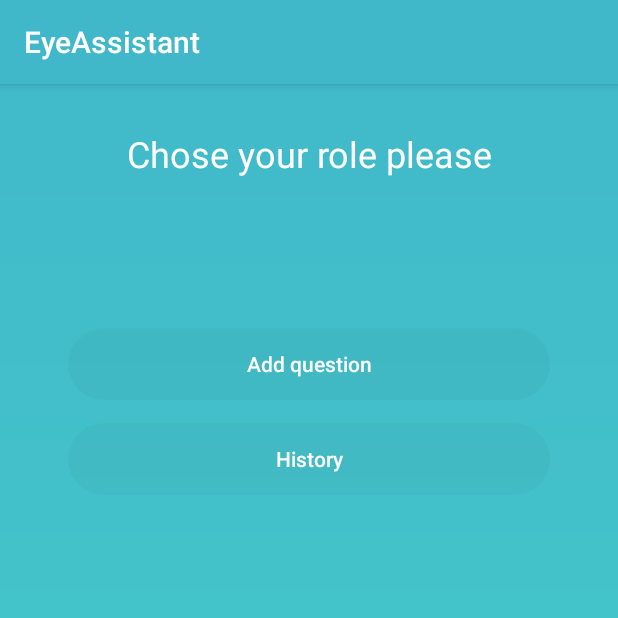
After one commit to nilmedov/EyeAsisstant, an Android app: the fragment AskFragment shown on its own in the app's theme, on a phone screen of 412 x 824 dp, the top half of it. The commit adds this screen. Run offline under Robolectric (Android 15) with nearby library versions, the phone set to English and light mode, and no system bars.

Commit message:
added ask fragment

```diff
--- /dev/null
+++ b/app/src/main/java/com/hackathon/healthtech/eyeassistant/fragments/AskFragment.java
@@ -0,0 +1,45 @@
+package com.hackathon.healthtech.eyeassistant.fragments;
+
+
+import android.content.Intent;
+import android.os.Bundle;
+import android.app.Fragment;
+import android.view.LayoutInflater;
+import android.view.View;
+import android.view.ViewGroup;
+
+import com.hackathon.healthtech.eyeassistant.R;
+import com.hackathon.healthtech.eyeassistant.activities.ConnectionActivity;
+
+public class AskFragment extends Fragment implements View.OnClickListener {
+
+
+    public AskFragment() {
+        // Required empty public constructor
+    }
+
+
+    @Override
+    public View onCreateView(LayoutInflater inflater, ViewGroup container,
+                             Bundle savedInstanceState) {
+        // Inflate the layout for this fragment
+        return inflater.inflate(R.layout.fragment_ask, container, false);
+    }
+
+    @Override
+    public void onViewCreated(View view, Bundle savedInstanceState) {
+        super.onViewCreated(view, savedInstanceState);
+        view.findViewById(R.id.btn_add_question).setOnClickListener(this);
+        view.findViewById(R.id.btn_history).setOnClickListener(this);
+    }
+
+    @Override
+    public void onClick(View v) {
+        switch (v.getId()) {
+            case R.id.btn_add_question:
+                break;
+            case R.id.btn_history:
+                break;
+        }
+    }
+}
--- /dev/null
+++ b/app/src/main/res/layout/fragment_ask.xml
@@ -0,0 +1,31 @@
+<?xml version="1.0" encoding="utf-8"?>
+<LinearLayout xmlns:android="http://schemas.android.com/apk/res/android"
+              android:layout_width="match_parent"
+              android:layout_height="match_parent"
+              android:paddingTop="30dp"
+              android:paddingRight="45dp"
+              android:paddingLeft="45dp"
+              android:orientation="vertical">
+    <TextView
+            android:layout_width="match_parent"
+            android:layout_height="wrap_content"
+            android:gravity="center_horizontal"
+            android:textSize="24dp"
+            android:textColor="@android:color/white"
+            android:text="@string/chose_role"/>
+
+    <Button
+            android:id="@+id/btn_add_question"
+            android:layout_width="match_parent"
+            android:layout_height="wrap_content"
+            android:layout_marginTop="100dp"
+            android:layout_marginBottom="15dp"
+            android:text="@string/add_question"/>
+
+    <Button
+            android:id="@+id/btn_history"
+            android:layout_width="match_parent"
+            android:layout_height="wrap_content"
+            android:text="@string/history"/>
+
+</LinearLayout>
--- a/app/src/main/res/values/strings.xml
+++ b/app/src/main/res/values/strings.xml
@@ -14,4 +14,9 @@
 
     <string name="next">Next</string>
     <string name="sample">Lorem ipsum dolor sit amet?</string>
+    <string name="chose_role">Chose your role please</string>
+    <string name="ask">Ask</string>
+    <string name="answer">Answer</string>
+    <string name="add_question">Add question</string>
+    <string name="history">History</string>
 </resources>
```
Also changed, not shown: app/src/main/java/com/hackathon/healthtech/eyeassistant/activities/MainActivity.java (+12 -46 lines), app/src/main/res/layout/activity_main.xml (+29 -9 lines).
